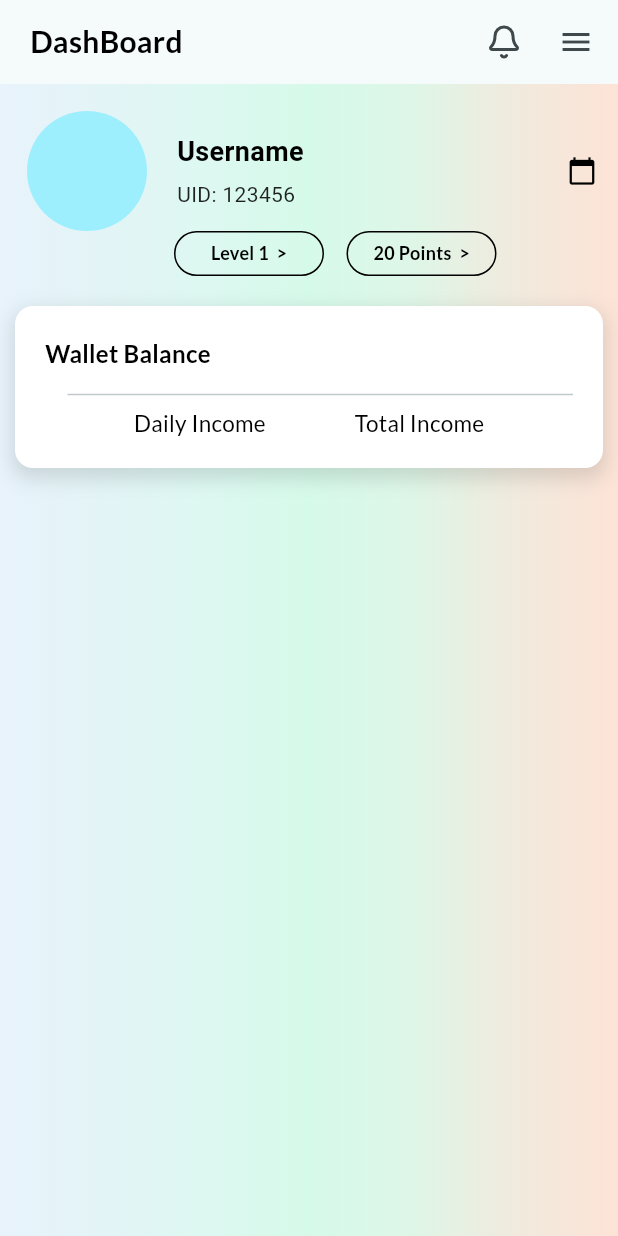
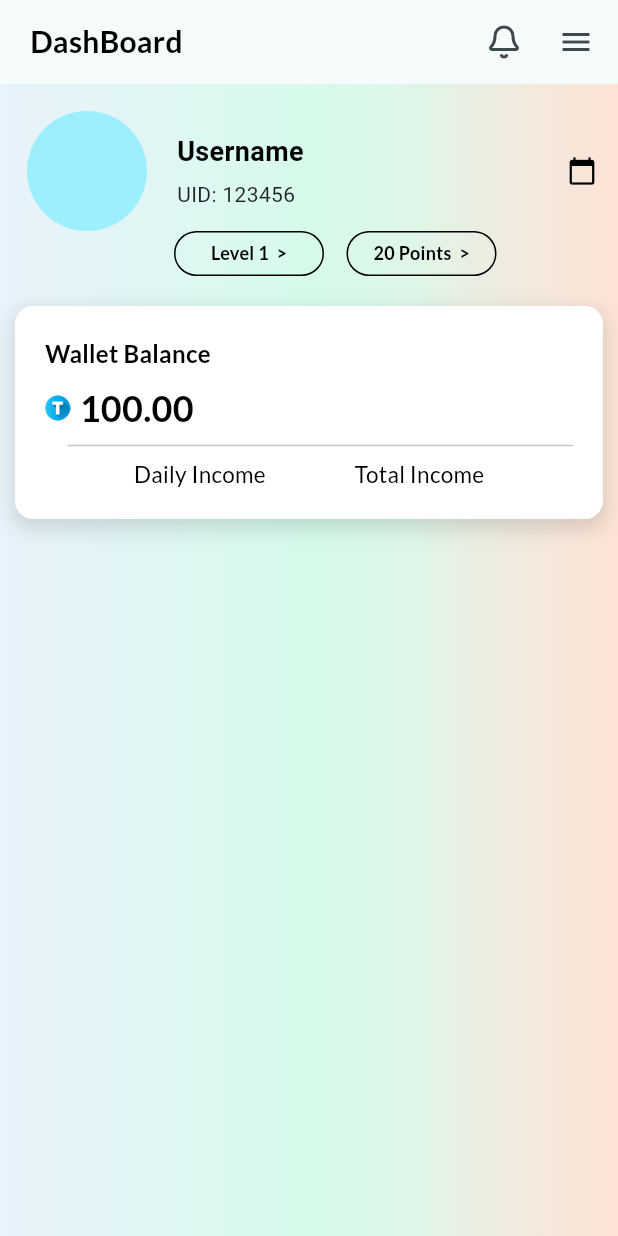
Before and after one commit to Sukhmeetsingh306/NFT_Trading, a Flutter app: the screen it shows after launch, on a phone screen of 412 x 824 dp. Run offline on Flutter 3.47's test engine with Material 3 defaults, Android fonts, the phone set to English and light mode, and no system bars; our stand-ins replace google_fonts, intl_phone_field, lucide_icons.

Commit message:
shown the balance and the income to the user

```diff
--- a/frontend/lib/screens/account/dashboard_account.dart
+++ b/frontend/lib/screens/account/dashboard_account.dart
@@ -1,5 +1,6 @@
 import 'package:flutter/material.dart';
 import 'package:frontend/utils/buttons/dashboard_buttons.dart';
+import 'package:frontend/utils/code/balance_code.dart';
 import 'package:frontend/utils/space_utils.dart';
 import 'package:frontend/utils/text_utils.dart';
 import 'package:lucide_icons/lucide_icons.dart';
@@ -73,7 +74,8 @@ class DashboardAccount extends StatelessWidget {
                     const CircleAvatar(
                       radius: 40,
                       // backgroundImage: AssetImage(
-                      //     'assets/profile.jpg'),
+                      //   'assets/images/t.png',
+                      // ),
                     ),
                     const SizedBox(width: 20),
                     Column(
@@ -143,6 +145,10 @@ class DashboardAccount extends StatelessWidget {
                           fontWeight: FontWeight.bold,
                         ),
                         sizedBoxH8(),
+                        income(
+                          '100.00',
+                          fontWeight: FontWeight.bold,
+                        ),
                         Padding(
                           padding: const EdgeInsets.only(left: 15.0),
                           child: Divider(),
--- /dev/null
+++ b/frontend/lib/utils/code/balance_code.dart
@@ -0,0 +1,26 @@
+import 'package:flutter/material.dart';
+
+import '../text_utils.dart';
+
+Widget income(
+  String text, {
+  double? fontSize,
+  FontWeight? fontWeight,
+}) {
+  return Row(
+    children: [
+      Image.asset(
+        'assets/images/t.png',
+        width: 17,
+        height: 17,
+      ),
+      const SizedBox(width: 6),
+      googleText(
+        text,
+        // walletBalance.toStringAsFixed(2),
+        fontSize: fontSize ?? 24,
+        fontWeight: fontWeight ?? FontWeight.normal,
+      ),
+    ],
+  );
+}
```
